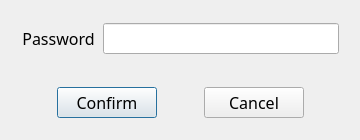
Old version of the form src/password-dialog.ui in the repository sc0000/hfmdd-video-system.
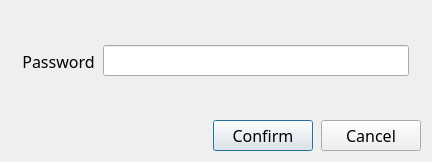
New version of the form.

The edit to the form file:
```diff
--- a/src/password-dialog.ui
+++ b/src/password-dialog.ui
@@ -6,8 +6,8 @@
    <rect>
     <x>0</x>
     <y>0</y>
-    <width>360</width>
-    <height>140</height>
+    <width>432</width>
+    <height>162</height>
    </rect>
   </property>
   <property name="minimumSize">
@@ -27,12 +27,22 @@
     <rect>
      <x>10</x>
      <y>10</y>
-     <width>341</width>
-     <height>121</height>
+     <width>411</width>
+     <height>141</height>
     </rect>
    </property>
    <layout class="QVBoxLayout" name="verticalLayout">
+    <property name="spacing">
+     <number>8</number>
+    </property>
     <item>
+     <widget class="QWidget" name="passwordWidget" native="true">
+      <property name="sizePolicy">
+       <sizepolicy hsizetype="Preferred" vsizetype="Expanding">
+        <horstretch>0</horstretch>
+        <verstretch>0</verstretch>
+       </sizepolicy>
+      </property>
      <layout class="QHBoxLayout" name="passwordHorizontalLayout">
       <property name="spacing">
        <number>8</number>
@@ -41,13 +51,19 @@
        <number>12</number>
       </property>
       <property name="topMargin">
-       <number>0</number>
+        <number>1</number>
       </property>
       <property name="rightMargin">
        <number>12</number>
       </property>
+       <property name="bottomMargin">
+        <number>1</number>
+       </property>
       <item>
        <widget class="QLabel" name="passwordLabel">
+         <property name="lineWidth">
+          <number>0</number>
+         </property>
         <property name="text">
          <string>Password</string>
         </property>
@@ -67,20 +83,40 @@
        </widget>
       </item>
      </layout>
+     </widget>
     </item>
     <item>
      <layout class="QHBoxLayout" name="buttonsHorizontalLayout">
       <property name="spacing">
-       <number>0</number>
+       <number>8</number>
       </property>
       <property name="topMargin">
-       <number>14</number>
+       <number>0</number>
       </property>
       <property name="bottomMargin">
        <number>0</number>
       </property>
+      <item>
+       <spacer name="horizontalSpacer">
+        <property name="orientation">
+         <enum>Qt::Horizontal</enum>
+        </property>
+        <property name="sizeHint" stdset="0">
+         <size>
+          <width>40</width>
+          <height>20</height>
+         </size>
+        </property>
+       </spacer>
+      </item>
       <item>
        <widget class="QPushButton" name="okButton">
+        <property name="minimumSize">
+         <size>
+          <width>100</width>
+          <height>0</height>
+         </size>
+        </property>
         <property name="maximumSize">
          <size>
           <width>100</width>
@@ -94,6 +130,12 @@
       </item>
       <item>
        <widget class="QPushButton" name="cancelButton">
+        <property name="minimumSize">
+         <size>
+          <width>100</width>
+          <height>0</height>
+         </size>
+        </property>
         <property name="maximumSize">
          <size>
           <width>100</width>
```
Lines whose indentation alone changed are shown as unchanged.
